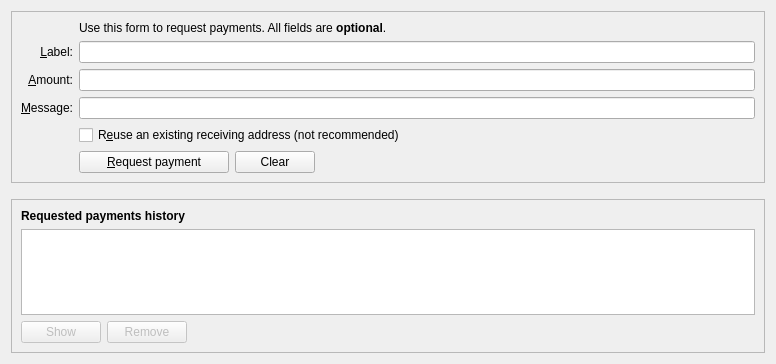
Before: the Qt Designer form src/qt/forms/receivecoinsdialog.ui in cryptopool-builders/Streamies, drawn with Qt 5.
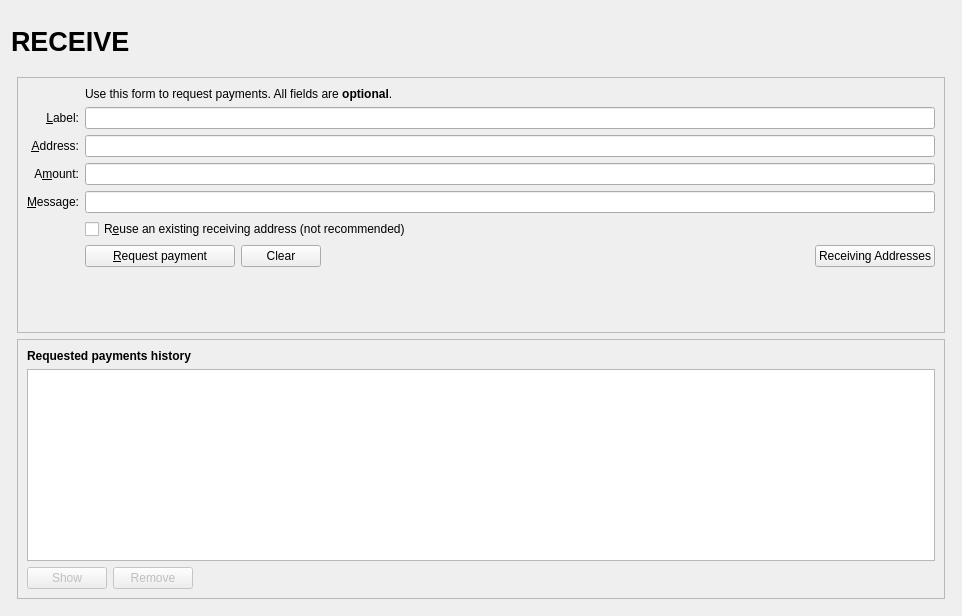
After: the same form once the commit is applied. Icons and pictures are not drawn. Custom widgets are drawn as their Qt base class.

Patch:
```diff
--- a/src/qt/forms/receivecoinsdialog.ui
+++ b/src/qt/forms/receivecoinsdialog.ui
@@ -6,11 +6,101 @@
    <rect>
     <x>0</x>
     <y>0</y>
-    <width>776</width>
-    <height>364</height>
+    <width>962</width>
+    <height>616</height>
    </rect>
   </property>
-  <layout class="QVBoxLayout" name="verticalLayout" stretch="0,0,1">
+  <layout class="QVBoxLayout" name="verticalLayout" stretch="0">
+   <item>
+    <layout class="QVBoxLayout" name="verticalLayout_Master" stretch="0,1">
+     <property name="spacing">
+      <number>0</number>
+     </property>
+     <item>
+      <widget class="QFrame" name="frame_Header">
+       <layout class="QVBoxLayout" name="verticalLayout_8">
+        <property name="margin">
+         <number>0</number>
+        </property>
+        <item>
+         <layout class="QHBoxLayout" name="horizontalLayout_Header" stretch="1,0,1">
+          <item>
+           <widget class="QLabel" name="labelOverviewHeaderLeft">
+            <property name="minimumSize">
+             <size>
+              <width>464</width>
+              <height>60</height>
+             </size>
+            </property>
+            <property name="maximumSize">
+             <size>
+              <width>16777215</width>
+              <height>60</height>
+             </size>
+            </property>
+            <property name="font">
+             <font>
+              <pointsize>20</pointsize>
+              <weight>75</weight>
+              <bold>true</bold>
+             </font>
+            </property>
+            <property name="text">
+             <string>RECEIVE</string>
+            </property>
+           </widget>
+          </item>
+          <item>
+           <spacer name="horizontalSpacer_3">
+            <property name="orientation">
+             <enum>Qt::Horizontal</enum>
+            </property>
+            <property name="sizeHint" stdset="0">
+             <size>
+              <width>40</width>
+              <height>20</height>
+             </size>
+            </property>
+           </spacer>
+          </item>
+          <item>
+           <widget class="QLabel" name="labelOverviewHeaderRight">
+            <property name="minimumSize">
+             <size>
+              <width>464</width>
+              <height>60</height>
+             </size>
+            </property>
+            <property name="maximumSize">
+             <size>
+              <width>16777215</width>
+              <height>60</height>
+             </size>
+            </property>
+            <property name="font">
+             <font>
+              <pointsize>14</pointsize>
+             </font>
+            </property>
+            <property name="text">
+             <string/>
+            </property>
+            <property name="alignment">
+             <set>Qt::AlignRight|Qt::AlignTrailing|Qt::AlignVCenter</set>
+            </property>
+           </widget>
+          </item>
+         </layout>
+        </item>
+       </layout>
+      </widget>
+     </item>
+     <item>
+      <widget class="QFrame" name="frame_BG">
+       <layout class="QVBoxLayout" name="verticalLayout_5">
+        <property name="margin">
+         <number>6</number>
+        </property>
    <item>
     <widget class="QFrame" name="frame2">
      <property name="sizePolicy">
@@ -28,53 +118,6 @@
      <layout class="QVBoxLayout" name="verticalLayout_3">
       <item>
        <layout class="QGridLayout" name="gridLayout">
-        <item row="7" column="2">
-         <widget class="QCheckBox" name="reuseAddress">
-          <property name="toolTip">
-           <string>Reuse one of the previously used receiving addresses.&lt;br&gt;Reusing addresses has security and privacy issues.&lt;br&gt;Do not use this unless re-generating a payment request made before.</string>
-          </property>
-          <property name="text">
-           <string>R&amp;euse an existing receiving address (not recommended)</string>
-          </property>
-         </widget>
-        </item>
-        <item row="7" column="0">
-         <widget class="QLabel" name="label_4">
-          <property name="text">
-           <string/>
-          </property>
-         </widget>
-        </item>
-        <item row="6" column="0">
-         <widget class="QLabel" name="label_3">
-          <property name="toolTip">
-           <string>An optional message to attach to the payment request, which will be displayed when the request is opened. Note: The message will not be sent with the payment over the Streamies network.</string>
-          </property>
-          <property name="text">
-           <string>&amp;Message:</string>
-          </property>
-          <property name="alignment">
-           <set>Qt::AlignRight|Qt::AlignTrailing|Qt::AlignVCenter</set>
-          </property>
-          <property name="buddy">
-           <cstring>reqMessage</cstring>
-          </property>
-         </widget>
-        </item>
-        <item row="4" column="2">
-         <widget class="QLineEdit" name="reqLabel">
-          <property name="toolTip">
-           <string>An optional label to associate with the new receiving address.</string>
-          </property>
-         </widget>
-        </item>
-        <item row="6" column="2">
-         <widget class="QLineEdit" name="reqMessage">
-          <property name="toolTip">
-           <string>An optional message to attach to the payment request, which will be displayed when the request is opened.&lt;br&gt;Note: The message will not be sent with the payment over the Streamies network.</string>
-          </property>
-         </widget>
-        </item>
         <item row="2" column="2">
          <widget class="QLabel" name="label_5">
           <property name="text">
@@ -98,23 +141,62 @@
           </property>
          </widget>
         </item>
+             <item row="4" column="2">
+              <widget class="QLineEdit" name="reqLabel">
+               <property name="toolTip">
+                <string>An optional label to associate with the new receiving address.</string>
+               </property>
+              </widget>
+             </item>
         <item row="5" column="0">
          <widget class="QLabel" name="label">
           <property name="toolTip">
-           <string>An optional amount to request. Leave this empty or zero to not request a specific amount.</string>
+                <string>Your receiving address. You can copy and use it to receive coins on this wallet. A new one will be generated once it is used.</string>
           </property>
           <property name="text">
-           <string>&amp;Amount:</string>
+                <string>&amp;Address:</string>
           </property>
           <property name="alignment">
            <set>Qt::AlignRight|Qt::AlignTrailing|Qt::AlignVCenter</set>
           </property>
           <property name="buddy">
-           <cstring>reqAmount</cstring>
+                <cstring>reqAddress</cstring>
           </property>
          </widget>
         </item>
         <item row="5" column="2">
+              <widget class="QLineEdit" name="reqAddress">
+               <property name="readOnly">
+                <bool>true</bool>
+               </property>
+               <property name="minimumSize">
+                <size>
+                 <width>80</width>
+                 <height>0</height>
+                </size>
+               </property>
+               <property name="toolTip">
+                <string>Your receiving address. You can copy and use it to receive coins on this wallet. A new one will be generated once it is used.</string>
+               </property>
+              </widget>
+             </item>
+             <item row="6" column="0">
+              <widget class="QLabel" name="label_8">
+               <property name="toolTip">
+                <string>An optional amount to request. Leave this empty or zero to not request a specific amount.</string>
+               </property>
+               <property name="text">
+                <string>A&amp;mount:</string>
+               </property>
+               <property name="alignment">
+                <set>Qt::AlignRight|Qt::AlignTrailing|Qt::AlignVCenter</set>
+               </property>
+               <property name="buddy">
+                <cstring>reqAmount</cstring>
+               </property>
+              </widget>
+             </item>
+             <item row="6" column="2">
          <widget class="BitcoinAmountField" name="reqAmount">
           <property name="minimumSize">
            <size>
@@ -127,7 +209,54 @@
           </property>
          </widget>
         </item>
+             <item row="7" column="0">
+              <widget class="QLabel" name="label_3">
+               <property name="toolTip">
+                <string>An optional message to attach to the payment request, which will be displayed when the request is opened. Note: The message will not be sent with the payment over the STRMS network.</string>
+               </property>
+               <property name="text">
+                <string>&amp;Message:</string>
+               </property>
+               <property name="alignment">
+                <set>Qt::AlignRight|Qt::AlignTrailing|Qt::AlignVCenter</set>
+               </property>
+               <property name="buddy">
+                <cstring>reqMessage</cstring>
+               </property>
+              </widget>
+             </item>
+             <item row="7" column="2">
+              <widget class="QLineEdit" name="reqMessage">
+               <property name="toolTip">
+                <string>An optional message to attach to the payment request, which will be displayed when the request is opened.&lt;br&gt;Note: The message will not be sent with the payment over the STRMS network.</string>
+               </property>
+              </widget>
+             </item>
+             <item row="8" column="0">
+              <widget class="QLabel" name="label_4">
+               <property name="text">
+                <string/>
+               </property>
+              </widget>
+             </item>
         <item row="8" column="2">
+              <widget class="QCheckBox" name="reuseAddress">
+               <property name="toolTip">
+                <string>Reuse one of the previously used receiving addresses.&lt;br&gt;Reusing addresses has security and privacy issues.&lt;br&gt;Do not use this unless re-generating a payment request made before.</string>
+               </property>
+               <property name="text">
+                <string>R&amp;euse an existing receiving address (not recommended)</string>
+               </property>
+              </widget>
+             </item>
+             <item row="9" column="0">
+              <widget class="QLabel" name="label_7">
+               <property name="text">
+                <string/>
+               </property>
+              </widget>
+             </item>
+             <item row="9" column="2">
          <layout class="QHBoxLayout" name="horizontalLayout">
           <item>
            <widget class="QPushButton" name="receiveButton">
@@ -182,32 +311,39 @@
             </property>
            </spacer>
           </item>
-         </layout>
-        </item>
-        <item row="8" column="0">
-         <widget class="QLabel" name="label_7">
-          <property name="text">
-           <string/>
-          </property>
-         </widget>
-        </item>
-       </layout>
-      </item>
-     </layout>
-    </widget>
-   </item>
    <item>
-    <spacer name="verticalSpacer_2">
+                <widget class="QPushButton" name="receivingAddressesButton">
+                 <property name="text">
+                  <string>Receiving Addresses</string>
+                 </property>
+                 <property name="icon">
+                  <iconset resource="../streamies.qrc">
+                   <normaloff>:/icons/address-book</normaloff>:/icons/address-book</iconset>
+                 </property>
+                 <property name="autoDefault">
+                  <bool>false</bool>
+                 </property>
+                </widget>
+               </item>
+              </layout>
+             </item>
+             <item row="10" column="2">
+              <spacer name="verticalSpacer">
      <property name="orientation">
       <enum>Qt::Vertical</enum>
      </property>
      <property name="sizeHint" stdset="0">
       <size>
        <width>20</width>
-       <height>10</height>
+                 <height>40</height>
       </size>
      </property>
     </spacer>
+             </item>
+            </layout>
+           </item>
+          </layout>
+         </widget>
    </item>
    <item>
     <widget class="QFrame" name="frame">
@@ -349,6 +485,11 @@
    </item>
   </layout>
  </widget>
+     </item>
+    </layout>
+   </item>
+  </layout>
+ </widget>
  <customwidgets>
   <customwidget>
    <class>BitcoinAmountField</class>
```
Left out of the diff: 1 changed line with no effect on the pictures. Lines whose indentation alone changed are shown as unchanged.
